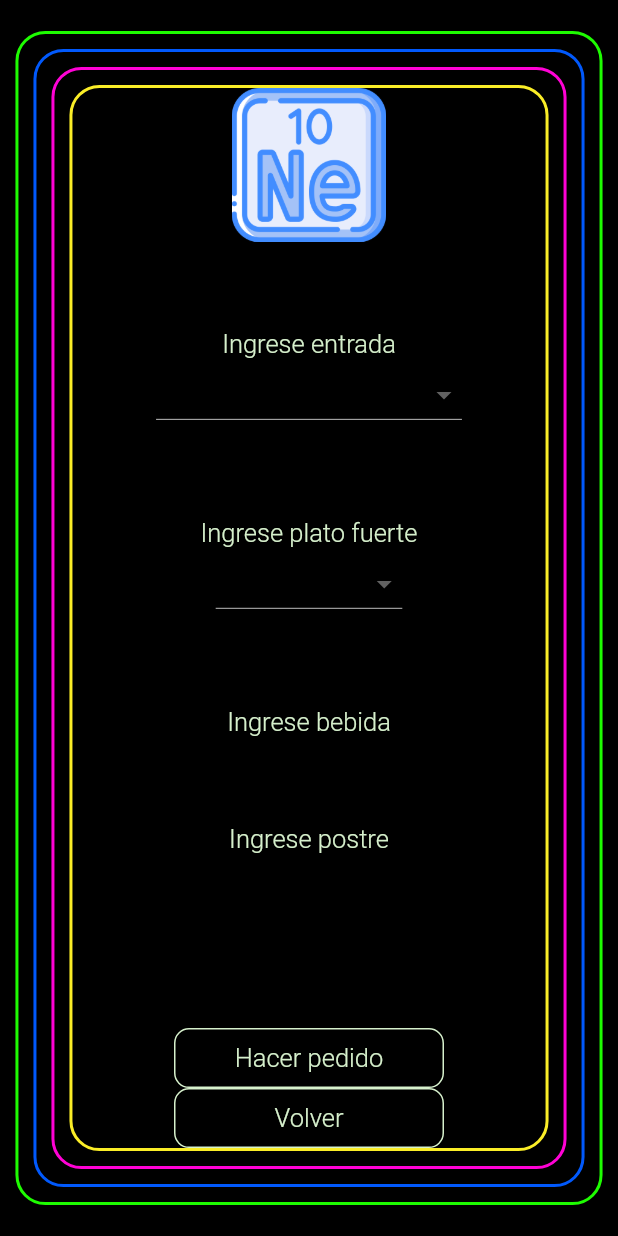
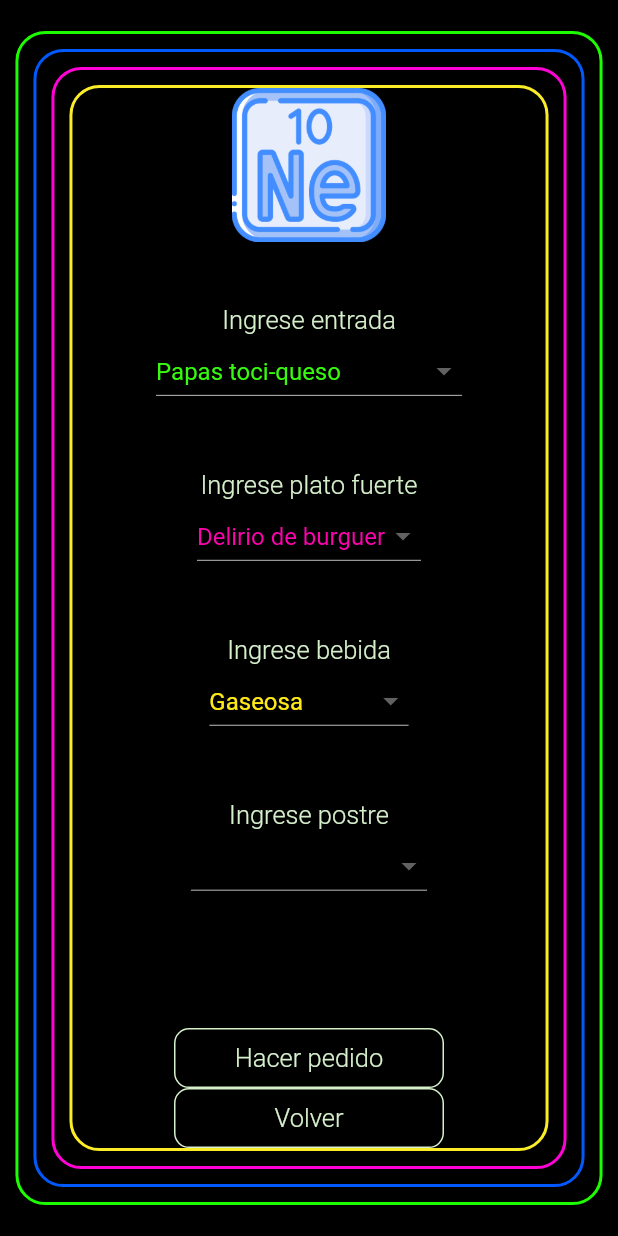
Before and after one commit to Pablo1923/ProyectoApp, a Flutter app: the screen it shows after launch, after a tap on "Ver Menu", on a phone screen of 412 x 824 dp. Run offline on Flutter 3.47's test engine with Material 2 defaults, Android fonts, the phone set to English and light mode, and no system bars.

Commit message:
Comiit 4

```diff
--- a/lib/views/menuPage.dart
+++ b/lib/views/menuPage.dart
@@ -9,7 +9,6 @@ class MenuPage extends StatelessWidget {
 
   @override
   Widget build(BuildContext context) {
-    List<String> listaDeOpciones = <String>["A", "B", "C", "D", "E", "F", "G"];
     double width = MediaQuery.of(context).size.width;
     double height = MediaQuery.of(context).size.height;
     return MaterialApp(
@@ -21,10 +20,6 @@ class MenuPage extends StatelessWidget {
       home: Scaffold(
         backgroundColor: Color(0xFF000000),
         body: Center(
-          child: new Theme(
-            data: Theme.of(context).copyWith(
-              canvasColor: Colors.blue.shade200,
-            ),
           child: Container(
             width: width * 0.95,
             height: height * 0.95,
@@ -86,19 +81,36 @@ class MenuPage extends StatelessWidget {
                         ),
                         textAlign: TextAlign.center,
                       ),
-                        new DropdownButton<String>(
+
+                      Container(
+                        color: Color(
+                            0xFF000000), //Este te da el color del fondo que necesitabas
+                        child: DropdownButton<String>(
+                          value:
+                              'Papas toci-queso', //Aqui debes poner una variable que cambiará en la función
                           items: <String>[
                             'Papas toci-queso',
                             'Patacones guacamólicos',
                             'Yuquitas chongo',
-                            'Quesuditos'
+                            'Quesuditos',
+                            'Pan ajudos'
                           ].map((String value) {
                             return new DropdownMenuItem<String>(
                               value: value,
-                              child: new Text(value),
+                              child: new Text(
+                                value,
+                                style: TextStyle(
+                                  color: Color(0xFF37FA0F),
+                                ),
+                              ),
                             );
                           }).toList(),
-                          onChanged: (_) {},
+                          onChanged: (String? newValue) {
+                            //Acá asignas a esa variable el valor nuevo seleccionado
+                          },
+                          dropdownColor: const Color(
+                              0xFF332E30), //Este te da color de fondo en la lista de selección
+                        ),
                       ),
 
                       const Spacer(flex: 1),
@@ -112,19 +124,31 @@ class MenuPage extends StatelessWidget {
                         textAlign: TextAlign.center,
                       ),
 
-                        new DropdownButton<String>(
+                      Container(
+                        color: Color(0xFF000000),
+                        child: DropdownButton<String>(
+                          value: 'Delirio de burguer',
                           items: <String>[
-                            'Hamburguesa',
-                            'Pizza',
-                            'Perro caliente',
-                            'Tacos'
+                            'Delirio de burguer',
+                            'Tacoticos',
+                            'Perritosky',
+                            'Pizzorinny',
                           ].map((String value) {
                             return new DropdownMenuItem<String>(
                               value: value,
-                              child: new Text(value),
+                              child: new Text(
+                                value,
+                                style: TextStyle(
+                                  color: Color(0xFFFF02B0),
+                                ),
+                              ),
                             );
                           }).toList(),
-                          onChanged: (_) {},
+                          onChanged: (String? newValue) {
+                            //Acá asignas a esa variable el valor nuevo seleccionado
+                          },
+                          dropdownColor: const Color(0xFF332E30),
+                        ),
                       ),
 
                       const Spacer(flex: 1),
@@ -137,6 +161,38 @@ class MenuPage extends StatelessWidget {
                         ),
                         textAlign: TextAlign.center,
                       ),
+
+                      Container(
+                        color: Color(
+                            0xFF000000), //Este te da el color del fondo que necesitabas
+                        child: DropdownButton<String>(
+                          value:
+                              'Gaseosa', //Aqui debes poner una variable que cambiará en la función
+                          items: <String>[
+                            'Gaseosa',
+                            'Jugo en agua',
+                            'Jugo en leche',
+                            'Malteada',
+                            'Bebida caliente'
+                          ].map((String value) {
+                            return new DropdownMenuItem<String>(
+                              value: value,
+                              child: new Text(
+                                value,
+                                style: TextStyle(
+                                  color: Color(0xFFFFE919),
+                                ),
+                              ),
+                            );
+                          }).toList(),
+                          onChanged: (String? newValue) {
+                            //Acá asignas a esa variable el valor nuevo seleccionado
+                          },
+                          dropdownColor: const Color(
+                              0xFF332E30), //Este te da color de fondo en la lista de selección
+                        ),
+                      ),
+
                       const Spacer(flex: 1),
                       const Text(
                         'Ingrese postre',
@@ -146,6 +202,24 @@ class MenuPage extends StatelessWidget {
                           color: Color(0xFFD6F0CC),
                         ),
                         textAlign: TextAlign.center,
+                      ),
+                      Container(
+                        child: new DropdownButton<String>(
+                          items: <String>[
+                            'Flan de caramelo',
+                            'Envidia masmelica',
+                            'Postre de milo',
+                            'Quesuditos',
+                            'Pan ajudos'
+                          ].map((String value) {
+                            return new DropdownMenuItem<String>(
+                              value: value,
+                              child: new Text(value),
+                            );
+                          }).toList(),
+                          onChanged: (_) {},
+                          dropdownColor: const Color(0xFF332E30),
+                        ),
                       ),
                       const Spacer(flex: 1),
                       const Spacer(flex: 1),
@@ -189,7 +263,6 @@ class MenuPage extends StatelessWidget {
           ),
         ),
       ),
-      ),
     );
   }
 }
```
Also changed, not shown: lib/views/bookingPage.dart (added, +148 -0 lines). Lines whose indentation alone changed are shown as unchanged.
